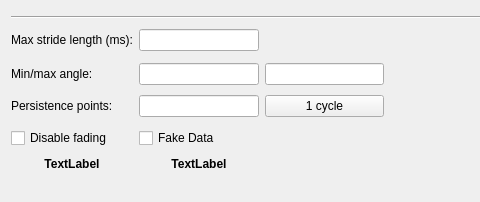
First picture: the form in ui/w_ankleAnglePlot.ui, repository johnbatzer18/biomech_flexsea-plan, before the edit; both pictures show x 0 to 480 and y 0 to 202 of the 763 by 202 pixel window.
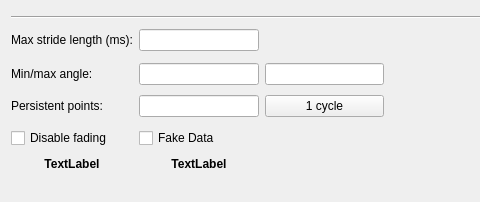
Second picture: the form after the edit.

Commit message: Reworking Ankle Torque. Mostly UI stuff so far. WiP.

The edit to the form file:
```diff
--- a/ui/w_ankleAnglePlot.ui
+++ b/ui/w_ankleAnglePlot.ui
@@ -7,7 +7,7 @@
     <x>0</x>
     <y>0</y>
     <width>763</width>
-    <height>181</height>
+    <height>200</height>
    </rect>
   </property>
   <property name="minimumSize">
@@ -74,7 +74,7 @@
      <item row="2" column="0">
       <widget class="QLabel" name="label_5">
        <property name="text">
-        <string>Persistence points:</string>
+        <string>Persistent points:</string>
        </property>
        <property name="wordWrap">
         <bool>true</bool>
```
The commit also changes 3 other files.
